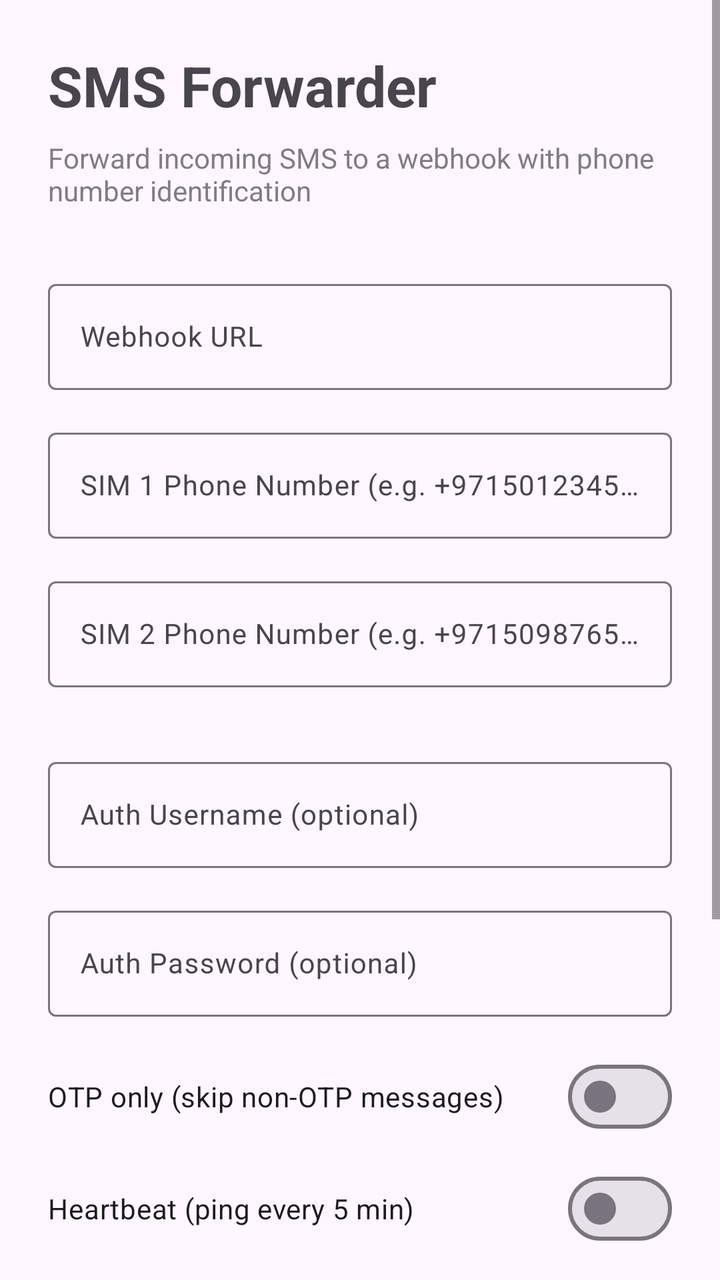
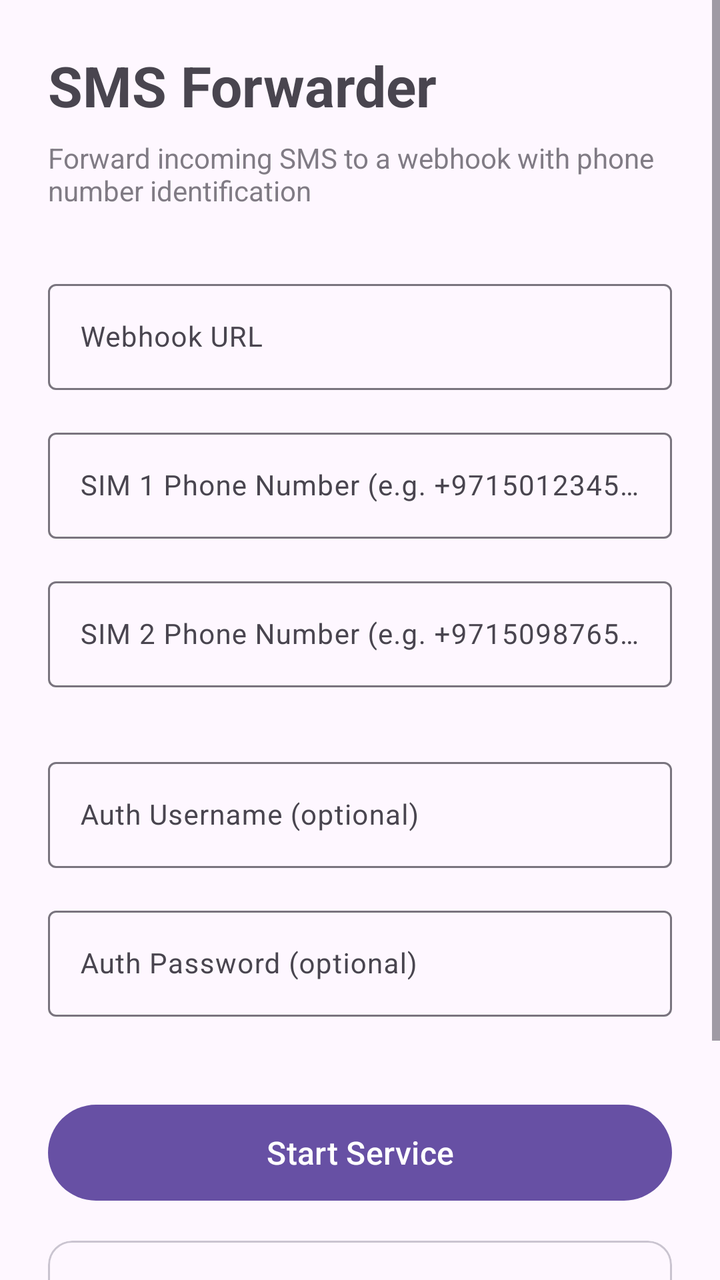

Compare the two renders of this Android layout. The source of the first and the diff that turns it into the second are given below.
<!-- AndroidManifest.xml: application theme Theme.SmsForwarder -->
<!-- res/layout/activity_main.xml -->
<?xml version="1.0" encoding="utf-8"?>
<ScrollView xmlns:android="http://schemas.android.com/apk/res/android"
    android:layout_width="match_parent"
    android:layout_height="match_parent"
    android:background="?android:colorBackground">

    <LinearLayout
        android:layout_width="match_parent"
        android:layout_height="wrap_content"
        android:orientation="vertical"
        android:padding="24dp">

        <TextView
            android:layout_width="wrap_content"
            android:layout_height="wrap_content"
            android:text="SMS Forwarder"
            android:textSize="28sp"
            android:textStyle="bold"
            android:layout_marginBottom="8dp" />

        <TextView
            android:layout_width="wrap_content"
            android:layout_height="wrap_content"
            android:text="Forward incoming SMS to a webhook with phone number identification"
            android:textSize="14sp"
            android:alpha="0.7"
            android:layout_marginBottom="32dp" />

        <com.google.android.material.textfield.TextInputLayout
            android:layout_width="match_parent"
            android:layout_height="wrap_content"
            android:hint="Webhook URL"
            android:layout_marginBottom="16dp"
            style="@style/Widget.Material3.TextInputLayout.OutlinedBox">

            <com.google.android.material.textfield.TextInputEditText
                android:id="@+id/webhookUrl"
                android:layout_width="match_parent"
                android:layout_height="wrap_content"
                android:inputType="textUri"
                android:textSize="14sp" />

        </com.google.android.material.textfield.TextInputLayout>

        <com.google.android.material.textfield.TextInputLayout
            android:layout_width="match_parent"
            android:layout_height="wrap_content"
            android:hint="SIM 1 Phone Number (e.g. +971501234567)"
            android:layout_marginBottom="16dp"
            style="@style/Widget.Material3.TextInputLayout.OutlinedBox">

            <com.google.android.material.textfield.TextInputEditText
                android:id="@+id/sim1Number"
                android:layout_width="match_parent"
                android:layout_height="wrap_content"
                android:inputType="phone"
                android:textSize="14sp" />

        </com.google.android.material.textfield.TextInputLayout>

        <com.google.android.material.textfield.TextInputLayout
            android:layout_width="match_parent"
            android:layout_height="wrap_content"
            android:hint="SIM 2 Phone Number (e.g. +971509876543)"
            android:layout_marginBottom="32dp"
            style="@style/Widget.Material3.TextInputLayout.OutlinedBox">

            <com.google.android.material.textfield.TextInputEditText
                android:id="@+id/sim2Number"
                android:layout_width="match_parent"
                android:layout_height="wrap_content"
                android:inputType="phone"
                android:textSize="14sp" />

        </com.google.android.material.textfield.TextInputLayout>

        <com.google.android.material.textfield.TextInputLayout
            android:layout_width="match_parent"
            android:layout_height="wrap_content"
            android:hint="Auth Username (optional)"
            android:layout_marginBottom="16dp"
            style="@style/Widget.Material3.TextInputLayout.OutlinedBox">

            <com.google.android.material.textfield.TextInputEditText
                android:id="@+id/authUsername"
                android:layout_width="match_parent"
                android:layout_height="wrap_content"
                android:inputType="text"
                android:textSize="14sp" />

        </com.google.android.material.textfield.TextInputLayout>

        <com.google.android.material.textfield.TextInputLayout
            android:layout_width="match_parent"
            android:layout_height="wrap_content"
            android:hint="Auth Password (optional)"
            android:layout_marginBottom="16dp"
            style="@style/Widget.Material3.TextInputLayout.OutlinedBox">

            <com.google.android.material.textfield.TextInputEditText
                android:id="@+id/authPassword"
                android:layout_width="match_parent"
                android:layout_height="wrap_content"
                android:inputType="textPassword"
                android:textSize="14sp" />

        </com.google.android.material.textfield.TextInputLayout>

        <com.google.android.material.materialswitch.MaterialSwitch
            android:id="@+id/otpFilter"
            android:layout_width="match_parent"
            android:layout_height="wrap_content"
            android:text="OTP only (skip non-OTP messages)"
            android:layout_marginBottom="8dp" />

        <com.google.android.material.materialswitch.MaterialSwitch
            android:id="@+id/heartbeat"
            android:layout_width="match_parent"
            android:layout_height="wrap_content"
            android:text="Heartbeat (ping every 5 min)"
            android:layout_marginBottom="24dp" />

        <com.google.android.material.button.MaterialButton
            android:id="@+id/toggleService"
            android:layout_width="match_parent"
            android:layout_height="56dp"
            android:text="Start Service"
            android:textSize="16sp"
            android:layout_marginBottom="16dp" />

        <com.google.android.material.card.MaterialCardView
            android:layout_width="match_parent"
            android:layout_height="wrap_content"
            android:layout_marginBottom="16dp">

            <LinearLayout
                android:layout_width="match_parent"
                android:layout_height="wrap_content"
                android:orientation="vertical"
                android:padding="16dp">

                <TextView
                    android:layout_width="wrap_content"
                    android:layout_height="wrap_content"
                    android:text="Status"
                    android:textSize="16sp"
                    android:textStyle="bold"
                    android:layout_marginBottom="8dp" />

                <TextView
                    android:id="@+id/statusText"
                    android:layout_width="match_parent"
                    android:layout_height="wrap_content"
                    android:text="Service stopped"
                    android:textSize="14sp" />

            </LinearLayout>

        </com.google.android.material.card.MaterialCardView>

        <TextView
            android:layout_width="wrap_content"
            android:layout_height="wrap_content"
            android:text="Recent Messages"
            android:textSize="16sp"
            android:textStyle="bold"
            android:layout_marginBottom="8dp" />

        <TextView
            android:id="@+id/logText"
            android:layout_width="match_parent"
            android:layout_height="wrap_content"
            android:text="No messages forwarded yet"
            android:textSize="12sp"
            android:fontFamily="monospace"
            android:alpha="0.8" />

    </LinearLayout>
</ScrollView>
<!-- resources referenced by this layout -->
<resources>
  <style name="Theme.SmsForwarder" parent="Theme.Material3.DayNight.NoActionBar">
          <item name="colorPrimary">#6750A4</item>
          <item name="colorOnPrimary">#FFFFFF</item>
          <item name="colorPrimaryContainer">#EADDFF</item>
          <item name="colorSecondary">#625B71</item>
      </style>
</resources>

<!-- the commit's change to res/layout/activity_main.xml (unified diff, before → after) -->
@@ -26,6 +26,50 @@
             android:alpha="0.7"
             android:layout_marginBottom="32dp" />
 
+        <com.google.android.material.card.MaterialCardView
+            android:id="@+id/permissionWarning"
+            android:layout_width="match_parent"
+            android:layout_height="wrap_content"
+            android:layout_marginBottom="16dp"
+            android:visibility="gone"
+            app:cardBackgroundColor="#B71C1C"
+            xmlns:app="http://schemas.android.com/apk/res-auto">
+
+            <LinearLayout
+                android:layout_width="match_parent"
+                android:layout_height="wrap_content"
+                android:orientation="vertical"
+                android:padding="16dp">
+
+                <TextView
+                    android:layout_width="wrap_content"
+                    android:layout_height="wrap_content"
+                    android:text="PERMISSIONS MISSING"
+                    android:textColor="#FFFFFF"
+                    android:textSize="14sp"
+                    android:textStyle="bold"
+                    android:layout_marginBottom="4dp" />
+
+                <TextView
+                    android:id="@+id/permissionDetails"
+                    android:layout_width="match_parent"
+                    android:layout_height="wrap_content"
+                    android:textColor="#FFFFFF"
+                    android:textSize="12sp"
+                    android:text="SMS forwarding will not work without these permissions." />
+
+                <com.google.android.material.button.MaterialButton
+                    android:id="@+id/grantPermissions"
+                    android:layout_width="wrap_content"
+                    android:layout_height="wrap_content"
+                    android:text="Grant Permissions"
+                    android:layout_marginTop="8dp"
+                    style="@style/Widget.Material3.Button.TonalButton" />
+
+            </LinearLayout>
+
+        </com.google.android.material.card.MaterialCardView>
+
         <com.google.android.material.textfield.TextInputLayout
             android:layout_width="match_parent"
             android:layout_height="wrap_content"
@@ -106,19 +150,9 @@
 
         </com.google.android.material.textfield.TextInputLayout>
 
-        <com.google.android.material.materialswitch.MaterialSwitch
-            android:id="@+id/otpFilter"
-            android:layout_width="match_parent"
-            android:layout_height="wrap_content"
-            android:text="OTP only (skip non-OTP messages)"
-            android:layout_marginBottom="8dp" />
-
-        <com.google.android.material.materialswitch.MaterialSwitch
-            android:id="@+id/heartbeat"
-            android:layout_width="match_parent"
-            android:layout_height="wrap_content"
-            android:text="Heartbeat (ping every 5 min)"
-            android:layout_marginBottom="24dp" />
+        <View
+            android:layout_width="match_parent"
+            android:layout_height="24dp" />
 
         <com.google.android.material.button.MaterialButton
             android:id="@+id/toggleService"
